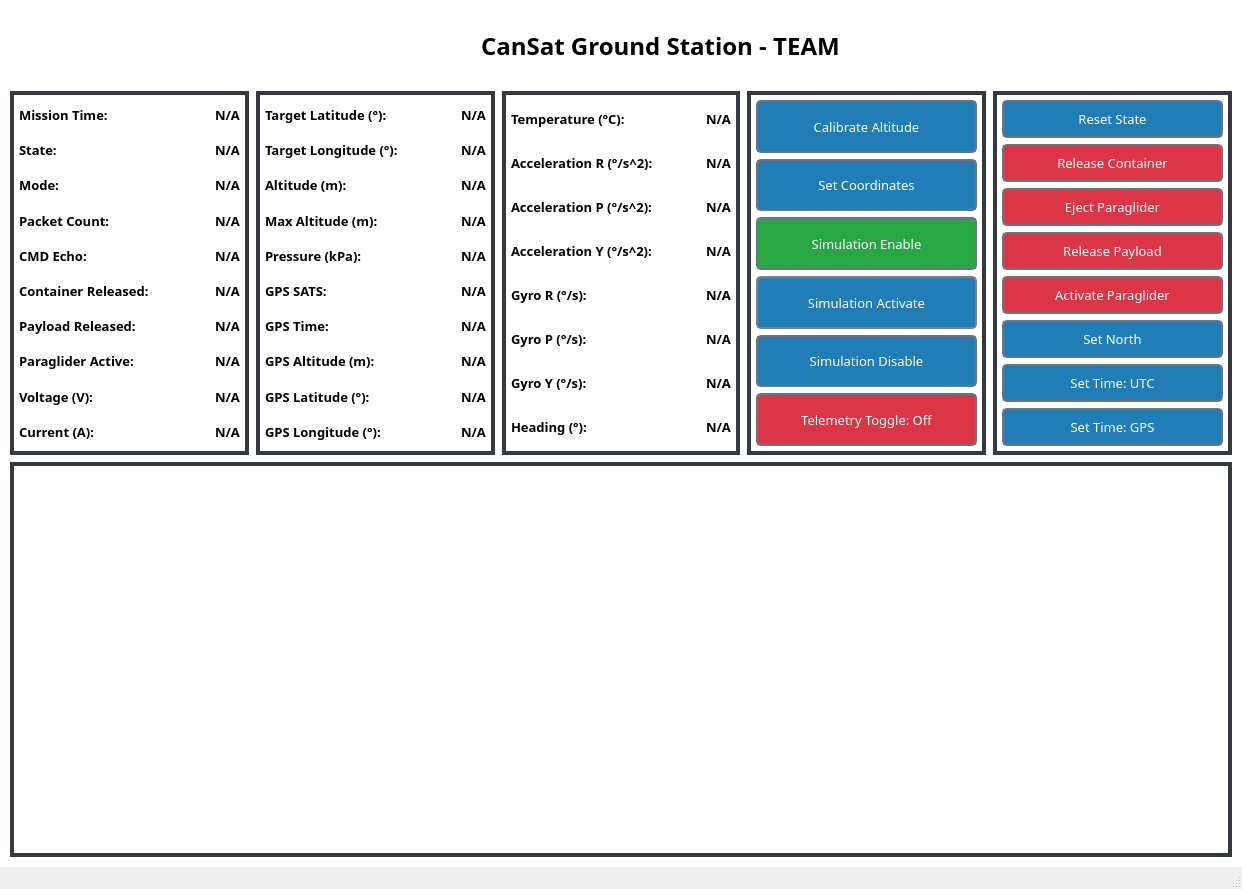
Before: the Qt Designer form Ground-Station/gui/ground_station.ui in BradyCason/UCI-CanSat-25-26, drawn with Qt 5.
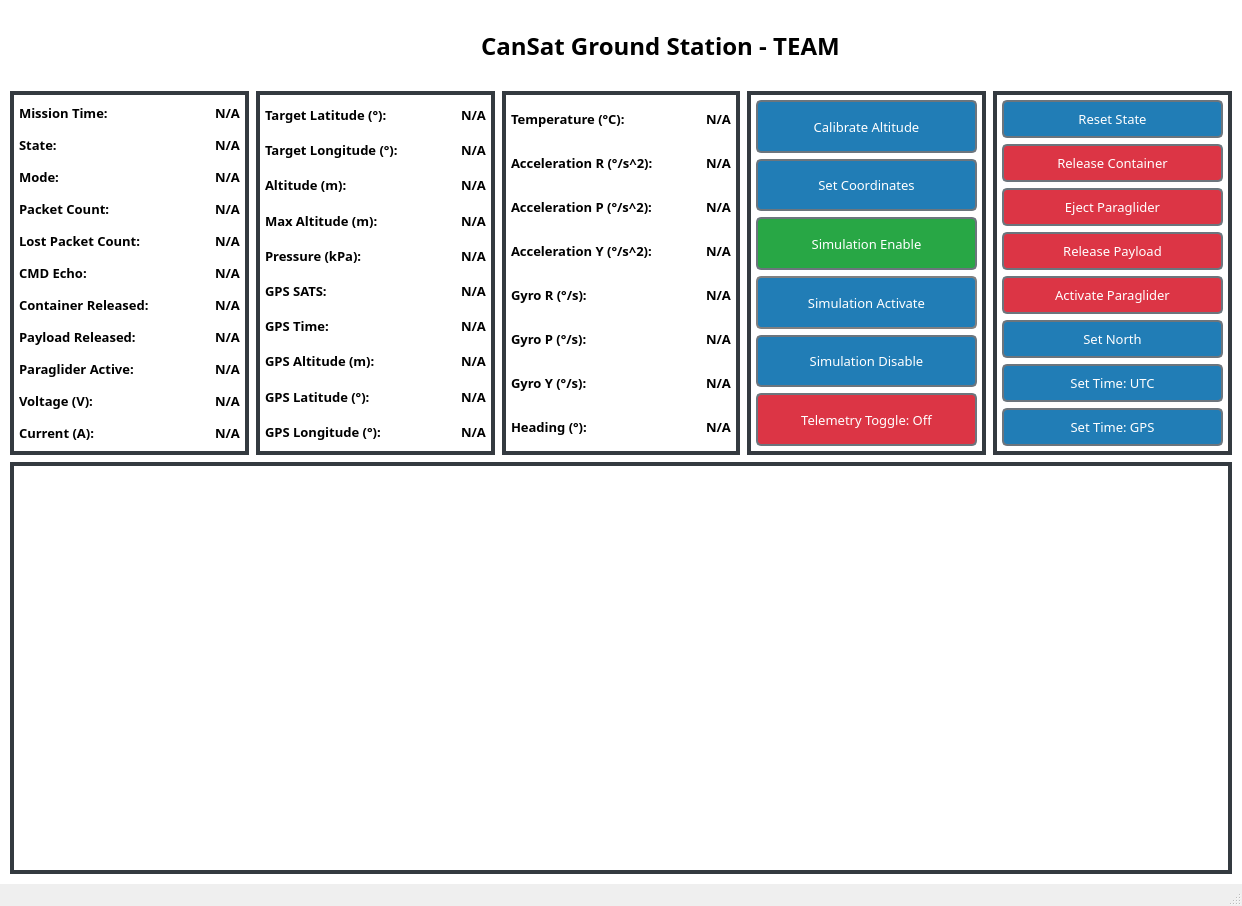
After: the same form once the commit is applied.

Commit message: Lost packet detection

```diff
--- a/Ground-Station/gui/ground_station.ui
+++ b/Ground-Station/gui/ground_station.ui
@@ -7,7 +7,7 @@
     <x>0</x>
     <y>0</y>
     <width>1242</width>
-    <height>889</height>
+    <height>906</height>
    </rect>
   </property>
   <property name="windowTitle">
@@ -259,6 +259,24 @@
                    </property>
                   </widget>
                  </item>
+                 <item>
+                  <widget class="QLabel" name="lost_packet_count">
+                   <property name="font">
+                    <font>
+                     <family>Sans Serif Collection</family>
+                     <pointsize>10</pointsize>
+                     <weight>75</weight>
+                     <bold>true</bold>
+                    </font>
+                   </property>
+                   <property name="styleSheet">
+                    <string notr="true">font-weight: bold;</string>
+                   </property>
+                   <property name="text">
+                    <string>Lost Packet Count:</string>
+                   </property>
+                  </widget>
+                 </item>
                  <item>
                   <widget class="QLabel" name="cmd_echo_2">
                    <property name="font">
@@ -434,6 +452,24 @@
                    </property>
                   </widget>
                  </item>
+                 <item>
+                  <widget class="QLabel" name="LOST_PACKET_COUNT">
+                   <property name="font">
+                    <font>
+                     <family>Sans Serif Collection</family>
+                     <pointsize>10</pointsize>
+                     <weight>75</weight>
+                     <bold>true</bold>
+                    </font>
+                   </property>
+                   <property name="styleSheet">
+                    <string notr="true">font-weight: bold;</string>
+                   </property>
+                   <property name="text">
+                    <string>N/A</string>
+                   </property>
+                  </widget>
+                 </item>
                  <item>
                   <widget class="QLabel" name="CMD_ECHO">
                    <property name="font">
```
The commit also changes 3 other files.
